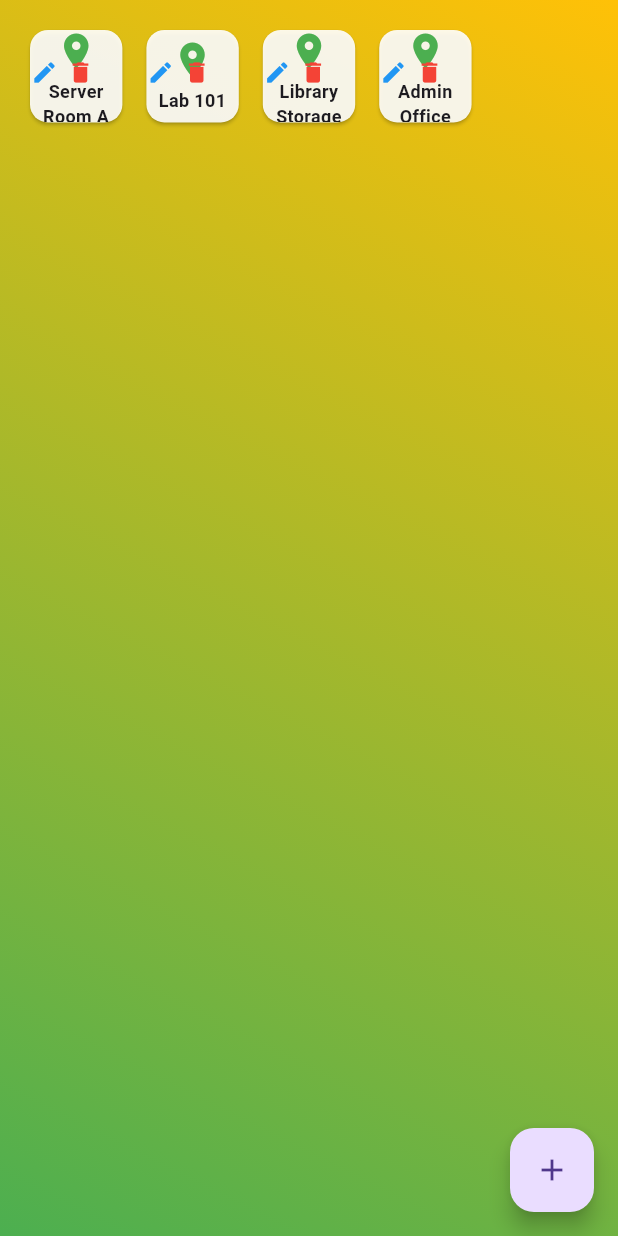
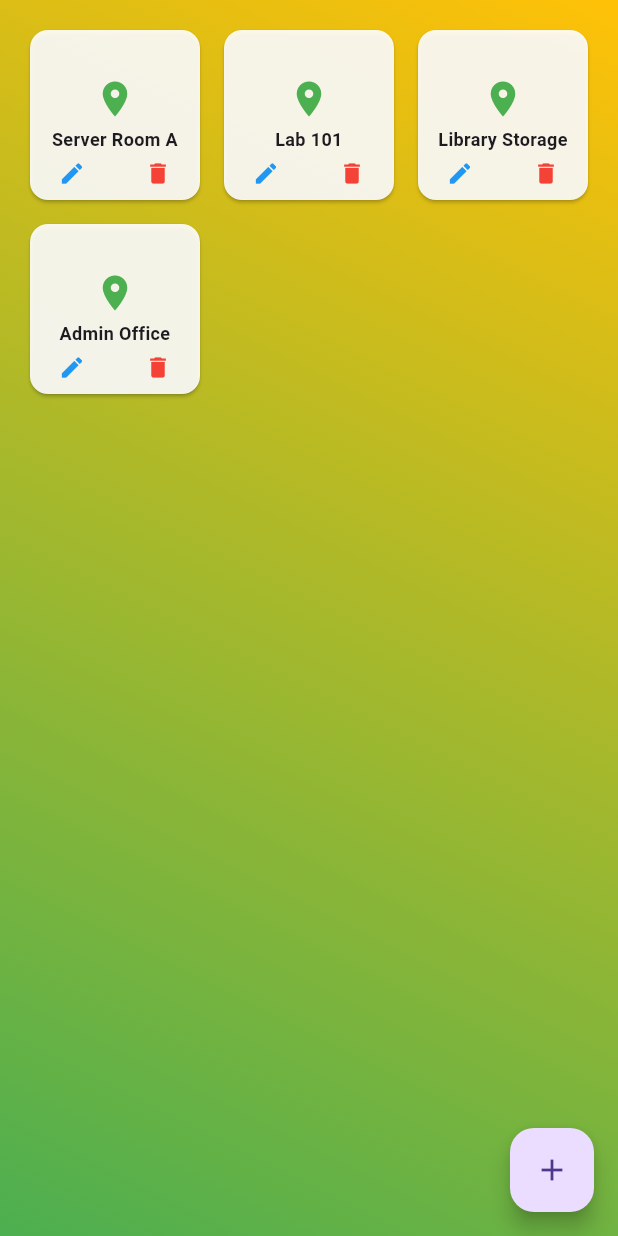
Before and after one commit to KARKI2004/barcode, a Flutter app: the HomeScreen screen opened directly, on a phone screen of 412 x 824 dp. Run offline on Flutter 3.47's test engine with Material 3 defaults, Android fonts, the phone set to English and light mode, and no system bars; missing offline and left inert: simple_barcode_scanner.

```diff
--- a/lib/main.dart
+++ b/lib/main.dart
@@ -2,6 +2,7 @@ import 'dart:async';
 import 'dart:io';
 import 'package:flutter/material.dart';
 import 'package:path_provider/path_provider.dart';
+import 'package:simple_barcode_scanner/simple_barcode_scanner.dart';
 import 'item_list_screen.dart';
 
 Map<String, List<Map<String, String>>> inventoryByLocation = {
@@ -285,7 +286,10 @@ class _HomeScreenState extends State<HomeScreen> with WidgetsBindingObserver {
           Row(
             mainAxisAlignment: MainAxisAlignment.end,
             children: [
-              TextButton(onPressed: () => Navigator.pop(context), child: const Text("Cancel")),
+              TextButton(
+                onPressed: () => Navigator.pop(context),
+                child: const Text("Cancel"),
+              ),
               ElevatedButton(
                 child: const Text("Delete"),
                 onPressed: () {
@@ -294,9 +298,9 @@ class _HomeScreenState extends State<HomeScreen> with WidgetsBindingObserver {
                     _deleteLocation(location);
                   } else if (mounted) {
                     Navigator.pop(context);
-                    ScaffoldMessenger.of(context).showSnackBar(
-                      const SnackBar(content: Text("Incorrect password.")),
-                    );
+                    ScaffoldMessenger.of(
+                      context,
+                    ).showSnackBar(const SnackBar(content: Text("Incorrect password.")));
                   }
                 },
               ),
@@ -314,7 +318,7 @@ class _HomeScreenState extends State<HomeScreen> with WidgetsBindingObserver {
         child: locations.isEmpty
             ? const Center(child: Text("No locations yet."))
             : GridView.count(
-                crossAxisCount: 5,
+                crossAxisCount: 3,
                 padding: const EdgeInsets.all(16),
                 crossAxisSpacing: 8,
                 mainAxisSpacing: 8,
@@ -336,26 +340,33 @@ class _HomeScreenState extends State<HomeScreen> with WidgetsBindingObserver {
                             child: Column(
                               mainAxisAlignment: MainAxisAlignment.center,
                               children: [
-                                const Icon(Icons.location_on, size: 28, color: Colors.green),
+                                const Icon(
+                                  Icons.location_on,
+                                  size: 28,
+                                  color: Colors.green,
+                                ),
                                 const SizedBox(height: 4),
                                 Text(
                                   loc,
                                   textAlign: TextAlign.center,
-                                  style: const TextStyle(fontWeight: FontWeight.bold, fontSize: 12),
+                                  style: const TextStyle(
+                                    fontWeight: FontWeight.bold,
+                                    fontSize: 12,
+                                  ),
                                 ),
                               ],
                             ),
                           ),
                           Positioned(
-                            top: 4,
-                            right: 28,
+                            bottom: -6,
+                            left: 4,
                             child: IconButton(
                               icon: const Icon(Icons.edit, size: 18, color: Colors.blue),
                               onPressed: () => _renameLocation(loc),
                             ),
                           ),
                           Positioned(
-                            top: 4,
+                            bottom: -6,
                             right: 4,
                             child: IconButton(
                               icon: const Icon(Icons.delete, size: 18, color: Colors.red),
--- a/pubspec.yaml
+++ b/pubspec.yaml
@@ -30,6 +30,7 @@ environment:
 dependencies:
   flutter:
     sdk: flutter
+  simple_barcode_scanner: ^0.3.0
 
   # The following adds the Cupertino Icons font to your application.
   # Use with the CupertinoIcons class for iOS style icons.
```
Also changed, not shown: lib/item_list_screen.dart (+41 -7 lines), pubspec.lock, 2 other files.
